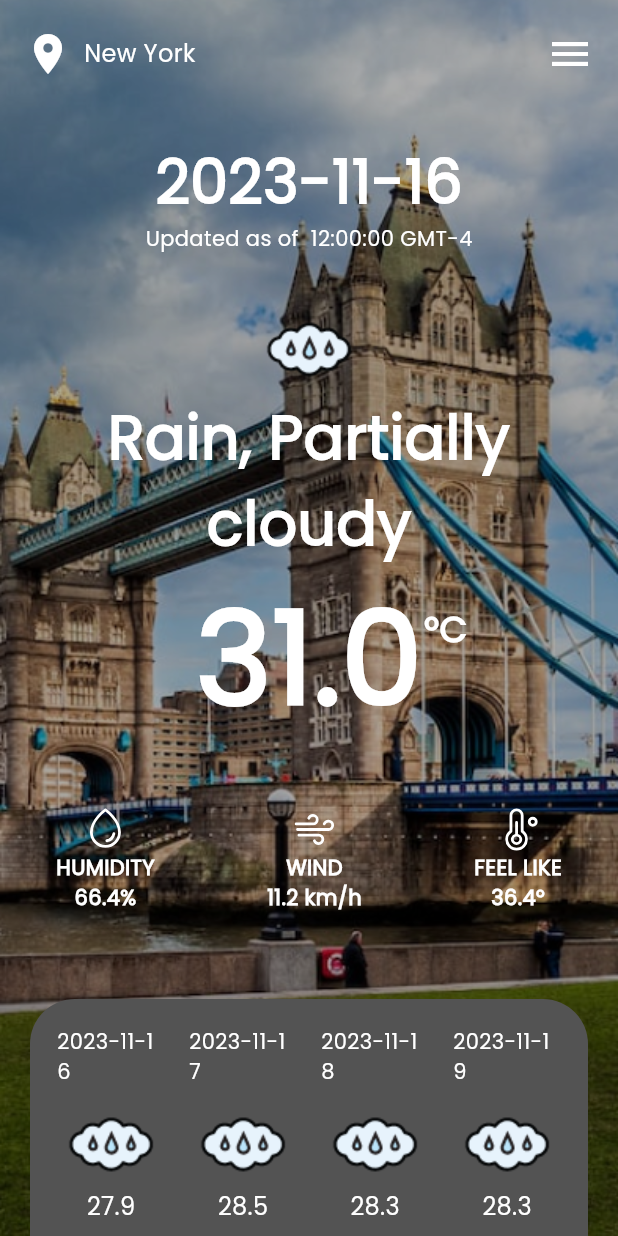
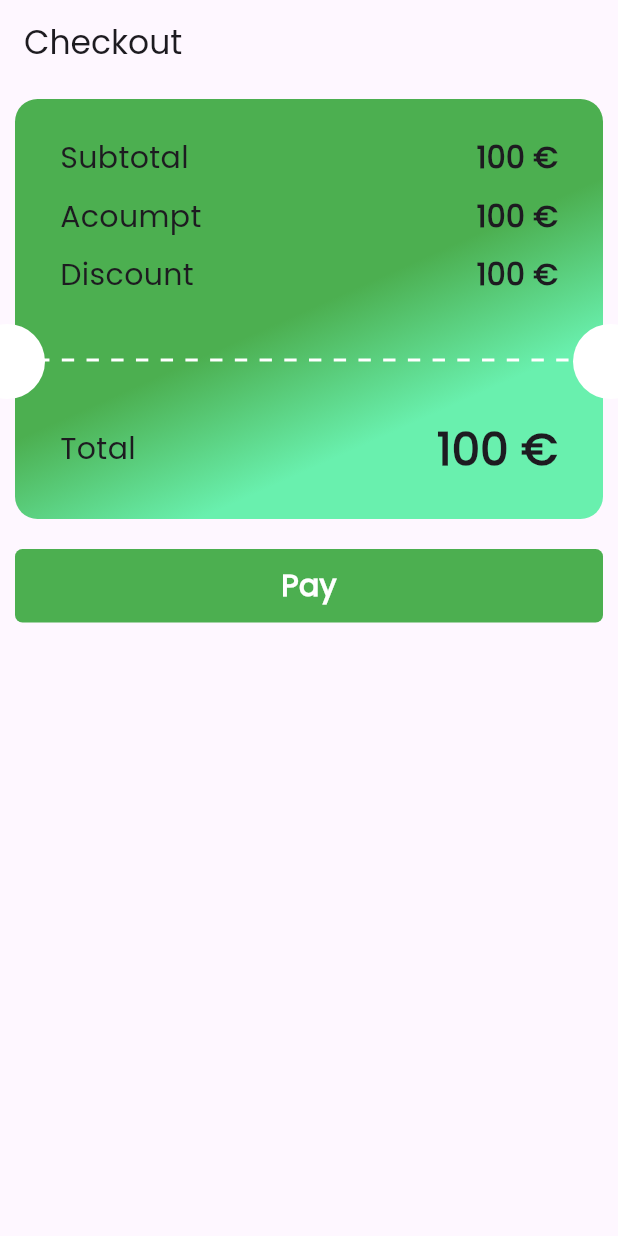
Before and after one commit to manonfiZ/weather_app, a Flutter app: the screen it shows after launch, on a phone screen of 412 x 824 dp. Run offline on Flutter 3.47's test engine with Material 3 defaults, Android fonts, the phone set to English and light mode, and no system bars; drawn by our look-alikes of flutter_animate; our stand-ins replace flutter_phosphor_icons, geocoding, geolocator, shared_preferences.

```diff
--- a/lib/core/models/weather.dart
+++ b/lib/core/models/weather.dart
@@ -6,13 +6,13 @@ import 'dart:convert';
 
 Weather weatherFromJson(String str) => Weather.fromJson(json.decode(str));
 
-
 class Weather {
   String latitude;
   String longitude;
   String resolvedAddress;
   String address;
   String timezone;
+  double tzoffset;
   String description;
   List<CurrentConditions> days;
   CurrentConditions currentConditions;
@@ -23,6 +23,7 @@ class Weather {
     required this.resolvedAddress,
     required this.address,
     required this.timezone,
+    required this.tzoffset,
     required this.description,
     required this.days,
     required this.currentConditions,
@@ -34,6 +35,7 @@ class Weather {
         resolvedAddress: json["resolvedAddress"],
         address: json["address"],
         timezone: json["timezone"],
+        tzoffset: json["tzoffset"],
         description: json["description"],
         days: List<CurrentConditions>.from(
             json["days"].map((x) => CurrentConditions.fromJson(x))),
--- a/lib/main.dart
+++ b/lib/main.dart
@@ -1,17 +1,14 @@
 import 'package:app_weather/configs/provider_manager.dart';
+import 'package:app_weather/screens/checkout.dart';
 import 'package:app_weather/screens/home/home.dart';
 import 'package:flutter/material.dart';
 import 'package:provider/provider.dart';
 import 'package:app_weather/configs/storage_manager.dart';
 
 void main() async {
-  try {
     WidgetsFlutterBinding.ensureInitialized();
     await StorageManager.init();
     runApp(const MyApp());
-  } catch (e) {
-    debugPrint(e.toString());
-  }
 }
 
 class MyApp extends StatefulWidget {
@@ -27,14 +24,13 @@ class _MyAppState extends State<MyApp> {
     return MultiProvider(
       providers: providers,
       child: MaterialApp(
-        // routerConfig: RouterManager.router,
         debugShowCheckedModeBanner: false,
         title: 'Weather App',
         theme: ThemeData(
           useMaterial3: true,
           fontFamily: 'Poppins',
         ),
-        home: const MyHomePage(),
+        home: const Checkout(),
       ),
     );
   }
--- /dev/null
+++ b/lib/screens/checkout.dart
@@ -0,0 +1,188 @@
+import 'package:flutter/material.dart';
+
+class Checkout extends StatelessWidget {
+  const Checkout({super.key});
+
+  @override
+  Widget build(BuildContext context) {
+    return Scaffold(
+      appBar: AppBar(title: Text('Checkout')),
+      body: Column(
+        children: [
+          Stack(
+            alignment: Alignment.center,
+            children: [
+              Container(
+                width: double.infinity,
+                margin: const EdgeInsets.all(10),
+                padding:
+                    const EdgeInsets.symmetric(horizontal: 30, vertical: 25),
+                decoration: BoxDecoration(
+                    color: Colors.green,
+                    borderRadius: BorderRadius.circular(15),
+                    gradient: LinearGradient(
+                        transform: GradientRotation(20),
+                        colors: [
+                          Colors.green,
+                          Colors.green,
+                          Colors.green,
+                          Colors.greenAccent,
+                          Colors.greenAccent,
+                        ])),
+                child: const Column(
+                  children: [
+                    Row(
+                      mainAxisAlignment: MainAxisAlignment.spaceBetween,
+                      children: [
+                        Text(
+                          'Subtotal',
+                          textAlign: TextAlign.center,
+                          style: TextStyle(
+                              // color: Colors.white,
+                              // fontWeight: FontWeight.bold,
+                              fontSize: 20),
+                        ),
+                        Text(
+                          '100 €',
+                          textAlign: TextAlign.center,
+                          style: TextStyle(
+                              fontWeight: FontWeight.bold, fontSize: 20),
+                        ),
+                      ],
+                    ),
+                    SizedBox(
+                      height: 10,
+                    ),
+                    Row(
+                      mainAxisAlignment: MainAxisAlignment.spaceBetween,
+                      children: [
+                        Text(
+                          'Acoumpt',
+                          textAlign: TextAlign.center,
+                          style: TextStyle(
+                              // color: Colors.white,
+                              // fontWeight: FontWeight.bold,
+                              fontSize: 20),
+                        ),
+                        Text(
+                          '100 €',
+                          textAlign: TextAlign.center,
+                          style: TextStyle(
+                              fontWeight: FontWeight.bold, fontSize: 20),
+                        ),
+                      ],
+                    ),
+                    SizedBox(
+                      height: 10,
+                    ),
+                    Row(
+                      mainAxisAlignment: MainAxisAlignment.spaceBetween,
+                      children: [
+                        Text(
+                          'Discount',
+                          textAlign: TextAlign.center,
+                          style: TextStyle(
+                              // color: Colors.white,
+                              // fontWeight: FontWeight.bold,
+                              fontSize: 20),
+                        ),
+                        Text(
+                          '100 €',
+                          textAlign: TextAlign.center,
+                          style: TextStyle(
+                              fontWeight: FontWeight.bold, fontSize: 20),
+                        ),
+                      ],
+                    ),
+                    SizedBox(
+                      height: 80,
+                    ),
+                    Row(
+                      mainAxisAlignment: MainAxisAlignment.spaceBetween,
+                      children: [
+                        Text(
+                          'Total',
+                          textAlign: TextAlign.center,
+                          style: TextStyle(
+                              // color: Colors.white,
+                              // fontWeight: FontWeight.bold,
+                              fontSize: 20),
+                        ),
+                        Text(
+                          '100 €',
+                          textAlign: TextAlign.center,
+                          style: TextStyle(
+                              fontWeight: FontWeight.bold, fontSize: 30),
+                        ),
+                      ],
+                    ),
+                  ],
+                ),
+              ),
+              Positioned(
+                bottom: 90,
+                left: -20,
+                child: Container(
+                  width: 50,
+                  height: 50,
+                  decoration: const BoxDecoration(
+                      color: Colors.white, shape: BoxShape.circle),
+                ),
+              ),
+              Positioned(
+                bottom: 90,
+                right: -20,
+                child: Container(
+                  width: 50,
+                  height: 50,
+                  decoration: const BoxDecoration(
+                      color: Colors.white, shape: BoxShape.circle),
+                ),
+              ),
+              Positioned(
+                width: MediaQuery.of(context).size.width,
+                bottom: 115,
+                child: Row(
+                  children: [
+                    ...List.generate(
+                      500 ~/ 10,
+                      (index) {
+                        return Expanded(
+                          child: Container(
+                            // width: 2,
+                            height: 2,
+                            decoration: BoxDecoration(
+                              color: index % 2 == 0
+                                  ? Colors.transparent
+                                  : Colors.white,
+                            ),
+                          ),
+                        );
+                      },
+                    )
+                  ],
+                ),
+              ),
+            ],
+          ),
+          Container(
+            width: double.infinity,
+            margin: const EdgeInsets.all(10),
+            padding: const EdgeInsets.all(10),
+            decoration: BoxDecoration(
+                color: Colors.green, borderRadius: BorderRadius.circular(5)),
+            child: const Text(
+              'Pay',
+              textAlign: TextAlign.center,
+              style: TextStyle(
+                color: Colors.white,
+                fontWeight: FontWeight.bold,
+                fontSize: 20,
+              ),
+            ),
+          ),
+        ],
+      ),
+    );
+  }
+}
--- a/lib/screens/home/_partials/date_section.dart
+++ b/lib/screens/home/_partials/date_section.dart
@@ -1,12 +1,15 @@
+import 'package:app_weather/utils/utils.dart';
 import 'package:flutter/material.dart';
 
 class DateSection extends StatelessWidget {
   final String date;
   final String time;
+  final double tzoffset;
   const DateSection({
     super.key,
     required this.time,
     required this.date,
+    required this.tzoffset,
   });
 
   @override
@@ -14,7 +17,7 @@ class DateSection extends StatelessWidget {
     return Column(
       children: [
         Text(
-          date,
+          MyDateUtils.formatStringDate(date),
           style: const TextStyle(
             fontWeight: FontWeight.bold,
             color: Colors.white,
@@ -22,7 +25,7 @@ class DateSection extends StatelessWidget {
           ),
         ),
         Text(
-          'Updated as of  $time GMT-4',
+          'Updated as of  $time GMT ${_formatTZ(tzoffset)}',
           style: const TextStyle(
             color: Colors.white,
           ),
@@ -30,4 +33,8 @@ class DateSection extends StatelessWidget {
       ],
     );
   }
+
+  String _formatTZ(double value) {
+    return '${value > 0 ? "+" : ''} ${value.toStringAsFixed(0)}';
+  }
 }
--- a/lib/screens/home/_partials/header.dart
+++ b/lib/screens/home/_partials/header.dart
@@ -3,8 +3,9 @@ import 'package:app_weather/screens/locations.dart';
 import 'package:flutter/material.dart';
 
 class ScreenHeader extends StatelessWidget {
+  final String location;
   const ScreenHeader({
-    super.key,
+    super.key, required this.location,
   });
 
   @override
@@ -39,9 +40,9 @@ class ScreenHeader extends StatelessWidget {
                       color: Colors.white,
                     ),
                   ),
-                  const Text(
-                    'New York',
-                    style: TextStyle(fontSize: 16, color: Colors.white),
+                   Text(
+                    location,
+                    style: const TextStyle(fontSize: 16, color: Colors.white),
                   )
                 ],
               ),
--- a/lib/screens/home/_partials/week_section.dart
+++ b/lib/screens/home/_partials/week_section.dart
@@ -1,5 +1,6 @@
 
 import 'package:app_weather/core/models/weather.dart';
+import 'package:app_weather/utils/utils.dart';
 import 'package:flutter/material.dart';
 
 class WeekSection extends StatelessWidget {
@@ -12,6 +13,7 @@ class WeekSection extends StatelessWidget {
 
   @override
   Widget build(BuildContext context) {
+    daysData.removeAt(0);  // ! Remove today
     return Container(
       margin: const EdgeInsets.all(20),
       padding: const EdgeInsets.all(10),
@@ -28,7 +30,7 @@ class WeekSection extends StatelessWidget {
             (data) => Expanded(
               child: WeekItem(
                 icon: data.icon,
-                day: data.datetime,
+                day: MyDateUtils.formatStringDate(data.datetime, format: 'E d'),
                 temperature: data.temp,
                 wind: '${data.windspeed} - ${data.windgust}',
               ),
--- a/lib/utils/constants.dart
+++ b/lib/utils/constants.dart
@@ -1,5 +1,5 @@
 class Constant {
 
-  static  String  url = "https://weather.visualcrossing.com/VisualCrossingWebServices/rest/services/timeline/Cotonou/today?unitGroup=us&key=ZTVQFTS3USM5PKGKQQAR6CPL7&contentType=json";
+  static  String  url = "https://weather.visualcrossing.com/VisualCrossingWebServices/rest/services/timeline/Cotonou/next7days?unitGroup=metric&key=ZTVQFTS3USM5PKGKQQAR6CPL7&contentType=json";
 
 }
--- a/pubspec.yaml
+++ b/pubspec.yaml
@@ -41,6 +41,9 @@ dependencies:
   flutter_native_splash: ^2.3.5
   flutter_launcher_icons: ^0.13.1
   http: ^1.1.0
+  intl: ^0.18.1
+  geocoding: ^2.1.1
+  geolocator: ^10.1.0
 
 dev_dependencies:
   flutter_test:
```
Also changed, not shown: lib/core/repositories/weather_repository.dart (+4 -3 lines), lib/screens/home/home.dart (+44 -5 lines), lib/services/location_service.dart (added, +34 -0 lines), lib/utils/utils.dart (added, +9 -0 lines), lib/configs/http_manager.dart (deleted), pubspec.lock, 4 other files.
